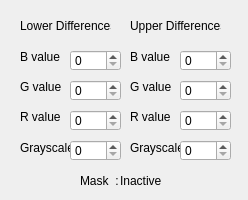
Old version of the form Plugins/BasicNodes/CVFloodFillEmbeddedWidget.ui in the repository pbunnun/SeeWeDev.
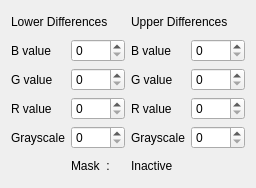
New version of the form.

Commit message: - Changed CVFloodFillModel to use PBAsyncDataModel as a base class. - Added new saved files into the Load's recent list. - Added minimum and maximum properties to PointPropertyType and PointFPropertyType.

```diff
--- a/Plugins/BasicNodes/CVFloodFillEmbeddedWidget.ui
+++ b/Plugins/BasicNodes/CVFloodFillEmbeddedWidget.ui
@@ -6,249 +6,155 @@
    <rect>
     <x>0</x>
     <y>0</y>
-    <width>248</width>
-    <height>200</height>
+    <width>256</width>
+    <height>188</height>
    </rect>
   </property>
   <property name="windowTitle">
    <string>Form</string>
   </property>
-  <widget class="QSpinBox" name="mpLowerBSpinbox">
-   <property name="geometry">
-    <rect>
-     <x>70</x>
-     <y>50</y>
-     <width>51</width>
-     <height>21</height>
-    </rect>
-   </property>
-  </widget>
+  <layout class="QGridLayout" name="gridLayout">
+   <item row="0" column="0" colspan="2">
   <widget class="QLabel" name="mpLowerTitleLabel">
-   <property name="geometry">
-    <rect>
-     <x>20</x>
-     <y>10</y>
-     <width>91</width>
-     <height>31</height>
-    </rect>
-   </property>
    <property name="text">
     <string>Lower Differences</string>
    </property>
   </widget>
-  <widget class="QLabel" name="mpLowerBLabel">
-   <property name="geometry">
-    <rect>
-     <x>20</x>
-     <y>50</y>
-     <width>47</width>
-     <height>13</height>
-    </rect>
-   </property>
-   <property name="text">
-    <string>B value</string>
-   </property>
-  </widget>
-  <widget class="QLabel" name="mpLowerGLabel">
-   <property name="geometry">
-    <rect>
-     <x>20</x>
-     <y>80</y>
-     <width>47</width>
-     <height>13</height>
-    </rect>
-   </property>
-   <property name="text">
-    <string>G value</string>
-   </property>
-  </widget>
-  <widget class="QLabel" name="mpLowerRLabel">
-   <property name="geometry">
-    <rect>
-     <x>20</x>
-     <y>110</y>
-     <width>47</width>
-     <height>13</height>
-    </rect>
-   </property>
-   <property name="text">
-    <string>R value</string>
-   </property>
-  </widget>
-  <widget class="QLabel" name="mpLowerGrayLabel">
-   <property name="geometry">
-    <rect>
-     <x>20</x>
-     <y>140</y>
-     <width>51</width>
-     <height>16</height>
-    </rect>
-   </property>
-   <property name="text">
-    <string>Grayscale</string>
-   </property>
-  </widget>
-  <widget class="QSpinBox" name="mpLowerGSpinbox">
-   <property name="geometry">
-    <rect>
-     <x>70</x>
-     <y>80</y>
-     <width>51</width>
-     <height>21</height>
-    </rect>
-   </property>
-  </widget>
-  <widget class="QSpinBox" name="mpLowerRSpinbox">
-   <property name="geometry">
-    <rect>
-     <x>70</x>
-     <y>110</y>
-     <width>51</width>
-     <height>21</height>
-    </rect>
-   </property>
-  </widget>
-  <widget class="QSpinBox" name="mpLowerGraySpinbox">
-   <property name="geometry">
-    <rect>
-     <x>70</x>
-     <y>140</y>
-     <width>51</width>
-     <height>21</height>
-    </rect>
-   </property>
-  </widget>
-  <widget class="QSpinBox" name="mpUpperGSpinbox">
-   <property name="geometry">
-    <rect>
-     <x>180</x>
-     <y>80</y>
-     <width>51</width>
-     <height>21</height>
-    </rect>
-   </property>
-  </widget>
+   </item>
+   <item row="0" column="2" colspan="2">
   <widget class="QLabel" name="mpUpperTitleLabel">
-   <property name="geometry">
-    <rect>
-     <x>130</x>
-     <y>10</y>
-     <width>91</width>
-     <height>31</height>
-    </rect>
-   </property>
    <property name="text">
     <string>Upper Differences</string>
    </property>
   </widget>
+   </item>
+   <item row="1" column="0">
+    <widget class="QLabel" name="mpLowerBLabel">
+     <property name="text">
+      <string>B value</string>
+     </property>
+    </widget>
+   </item>
+   <item row="1" column="1">
+    <widget class="QSpinBox" name="mpLowerBSpinbox">
+     <property name="maximum">
+      <number>255</number>
+     </property>
+    </widget>
+   </item>
+   <item row="1" column="2">
   <widget class="QLabel" name="mpUpperBLabel">
-   <property name="geometry">
-    <rect>
-     <x>130</x>
-     <y>50</y>
-     <width>47</width>
-     <height>13</height>
-    </rect>
-   </property>
    <property name="text">
     <string>B value</string>
    </property>
   </widget>
+   </item>
+   <item row="1" column="3">
   <widget class="QSpinBox" name="mpUpperBSpinbox">
-   <property name="geometry">
-    <rect>
-     <x>180</x>
-     <y>50</y>
-     <width>51</width>
-     <height>21</height>
-    </rect>
-   </property>
-  </widget>
-  <widget class="QSpinBox" name="mpUpperRSpinbox">
-   <property name="geometry">
-    <rect>
-     <x>180</x>
-     <y>110</y>
-     <width>51</width>
-     <height>21</height>
-    </rect>
-   </property>
-  </widget>
+     <property name="maximum">
+      <number>255</number>
+     </property>
+    </widget>
+   </item>
+   <item row="2" column="0">
+    <widget class="QLabel" name="mpLowerGLabel">
+     <property name="text">
+      <string>G value</string>
+     </property>
+    </widget>
+   </item>
+   <item row="2" column="1">
+    <widget class="QSpinBox" name="mpLowerGSpinbox">
+     <property name="maximum">
+      <number>255</number>
+     </property>
+    </widget>
+   </item>
+   <item row="2" column="2">
   <widget class="QLabel" name="mpUpperGLabel">
-   <property name="geometry">
-    <rect>
-     <x>130</x>
-     <y>80</y>
-     <width>47</width>
-     <height>13</height>
-    </rect>
-   </property>
    <property name="text">
     <string>G value</string>
    </property>
   </widget>
-  <widget class="QLabel" name="mpUpperGrayLabel">
-   <property name="geometry">
-    <rect>
-     <x>130</x>
-     <y>140</y>
-     <width>51</width>
-     <height>16</height>
-    </rect>
-   </property>
+   </item>
+   <item row="2" column="3">
+    <widget class="QSpinBox" name="mpUpperGSpinbox">
+     <property name="maximum">
+      <number>255</number>
+     </property>
+    </widget>
+   </item>
+   <item row="3" column="0">
+    <widget class="QLabel" name="mpLowerRLabel">
    <property name="text">
-    <string>Grayscale</string>
-   </property>
-  </widget>
+      <string>R value</string>
+     </property>
+    </widget>
+   </item>
+   <item row="3" column="1">
+    <widget class="QSpinBox" name="mpLowerRSpinbox">
+     <property name="maximum">
+      <number>255</number>
+     </property>
+    </widget>
+   </item>
+   <item row="3" column="2">
   <widget class="QLabel" name="mpUpperRLabel">
-   <property name="geometry">
-    <rect>
-     <x>130</x>
-     <y>110</y>
-     <width>47</width>
-     <height>13</height>
-    </rect>
-   </property>
    <property name="text">
     <string>R value</string>
    </property>
   </widget>
+   </item>
+   <item row="3" column="3">
+    <widget class="QSpinBox" name="mpUpperRSpinbox">
+     <property name="maximum">
+      <number>255</number>
+     </property>
+    </widget>
+   </item>
+   <item row="4" column="0">
+    <widget class="QLabel" name="mpLowerGrayLabel">
+     <property name="text">
+      <string>Grayscale</string>
+     </property>
+    </widget>
+   </item>
+   <item row="4" column="1">
+    <widget class="QSpinBox" name="mpLowerGraySpinbox">
+     <property name="maximum">
+      <number>255</number>
+     </property>
+    </widget>
+   </item>
+   <item row="4" column="2">
+    <widget class="QLabel" name="mpUpperGrayLabel">
+     <property name="text">
+      <string>Grayscale</string>
+     </property>
+    </widget>
+   </item>
+   <item row="4" column="3">
   <widget class="QSpinBox" name="mpUpperGraySpinbox">
-   <property name="geometry">
-    <rect>
-     <x>180</x>
-     <y>140</y>
-     <width>51</width>
-     <height>21</height>
-    </rect>
-   </property>
-  </widget>
+     <property name="maximum">
+      <number>255</number>
+     </property>
+    </widget>
+   </item>
+   <item row="5" column="1">
   <widget class="QLabel" name="mpMaskTitleLabel">
-   <property name="geometry">
-    <rect>
-     <x>80</x>
-     <y>170</y>
-     <width>41</width>
-     <height>21</height>
-    </rect>
-   </property>
    <property name="text">
     <string>Mask  :</string>
    </property>
   </widget>
+   </item>
+   <item row="5" column="2">
   <widget class="QLabel" name="mpMaskStatusLabel">
-   <property name="geometry">
-    <rect>
-     <x>120</x>
-     <y>170</y>
-     <width>61</width>
-     <height>21</height>
-    </rect>
-   </property>
    <property name="text">
     <string>Inactive</string>
    </property>
   </widget>
+   </item>
+  </layout>
  </widget>
  <resources/>
  <connections/>
```
Lines whose indentation alone changed are shown as unchanged. The commit also changes 16 other files.
